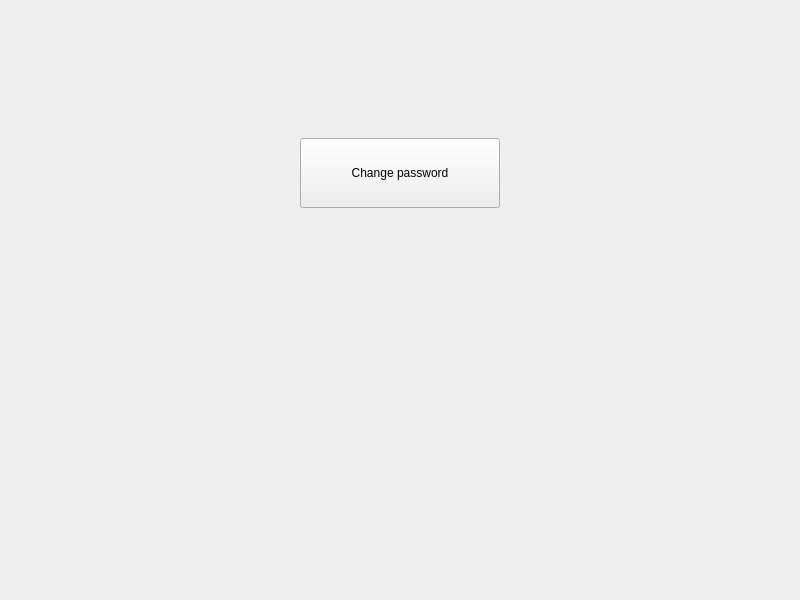
Old version of the form src/vedaEMailClient/settings_account.ui in the repository vedatech/Veda_platform.
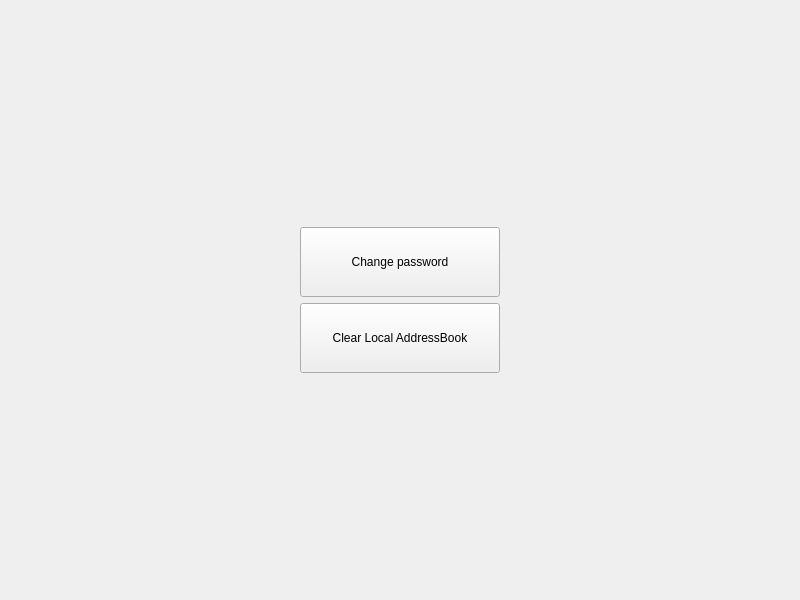
New version of the form.

The edit to the form file:
```diff
--- a/src/vedaEMailClient/settings_account.ui
+++ b/src/vedaEMailClient/settings_account.ui
@@ -21,31 +21,31 @@
   </property>
   <layout class="QGridLayout" name="gridLayout">
    <item row="0" column="0">
-    <layout class="QVBoxLayout" name="verticalLayout" stretch="1,1,3">
+    <layout class="QHBoxLayout" name="horizontalLayout">
      <item>
-      <spacer name="verticalSpacer_2">
+      <spacer name="horizontalSpacer">
        <property name="orientation">
-        <enum>Qt::Vertical</enum>
+        <enum>Qt::Horizontal</enum>
        </property>
        <property name="sizeHint" stdset="0">
         <size>
-         <width>20</width>
-         <height>40</height>
+         <width>40</width>
+         <height>20</height>
         </size>
        </property>
       </spacer>
      </item>
      <item>
-      <layout class="QHBoxLayout" name="horizontalLayout">
+      <layout class="QVBoxLayout" name="verticalLayout">
        <item>
-        <spacer name="horizontalSpacer">
+        <spacer name="verticalSpacer_2">
          <property name="orientation">
-          <enum>Qt::Horizontal</enum>
+          <enum>Qt::Vertical</enum>
          </property>
          <property name="sizeHint" stdset="0">
           <size>
-           <width>40</width>
-           <height>20</height>
+           <width>20</width>
+           <height>40</height>
           </size>
          </property>
         </spacer>
@@ -64,14 +64,27 @@
         </widget>
        </item>
        <item>
-        <spacer name="horizontalSpacer_2">
+        <widget class="QPushButton" name="clear_local_address_book_Button">
+         <property name="minimumSize">
+          <size>
+           <width>200</width>
+           <height>70</height>
+          </size>
+         </property>
+         <property name="text">
+          <string>Clear Local AddressBook</string>
+         </property>
+        </widget>
+       </item>
+       <item>
+        <spacer name="verticalSpacer">
          <property name="orientation">
-          <enum>Qt::Horizontal</enum>
+          <enum>Qt::Vertical</enum>
          </property>
          <property name="sizeHint" stdset="0">
           <size>
-           <width>40</width>
-           <height>20</height>
+           <width>20</width>
+           <height>40</height>
           </size>
          </property>
         </spacer>
@@ -79,14 +92,14 @@
       </layout>
      </item>
      <item>
-      <spacer name="verticalSpacer">
+      <spacer name="horizontalSpacer_2">
        <property name="orientation">
-        <enum>Qt::Vertical</enum>
+        <enum>Qt::Horizontal</enum>
        </property>
        <property name="sizeHint" stdset="0">
         <size>
-         <width>20</width>
-         <height>40</height>
+         <width>40</width>
+         <height>20</height>
         </size>
        </property>
       </spacer>
```
